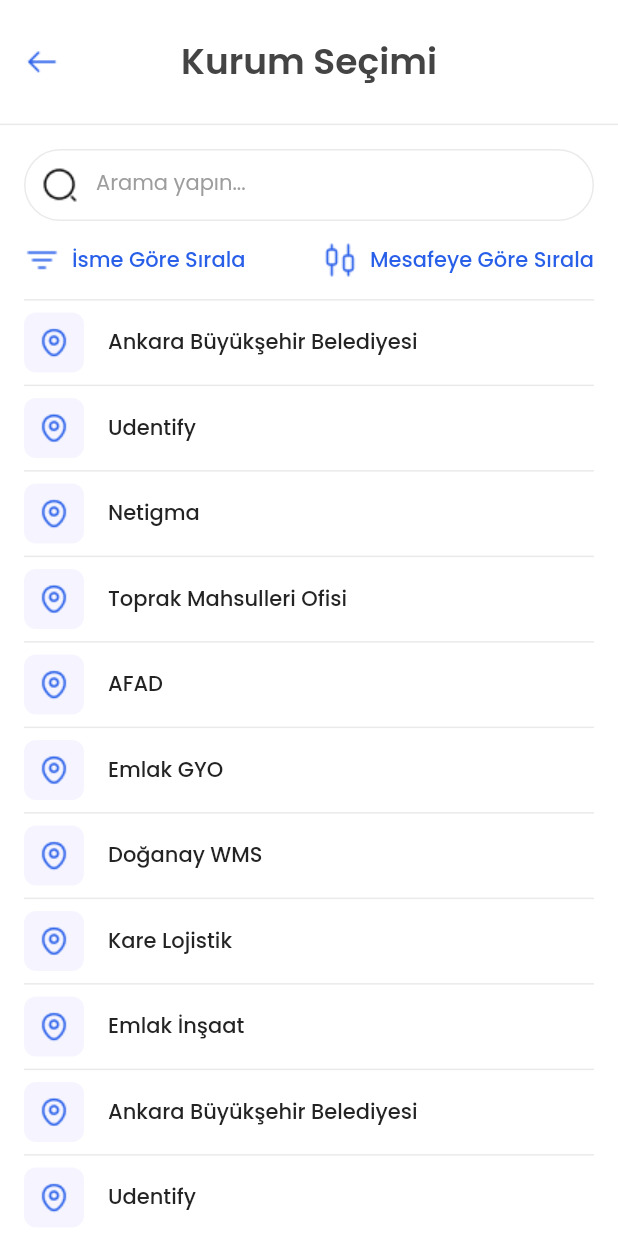
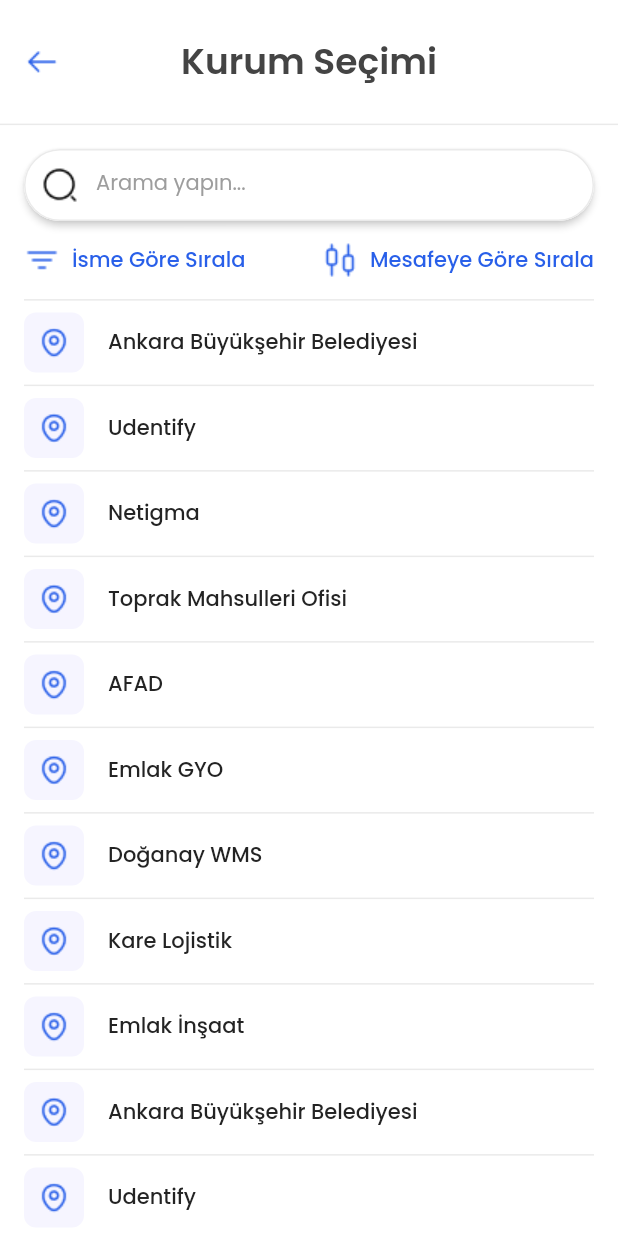
Before and after one commit to MelihcanSrky/flutter_login_ui, a Flutter app: the SelectCorpPage screen opened directly, on a phone screen of 412 x 824 dp. Run offline on Flutter 3.47's test engine with Material 2 defaults, Android fonts, the light colour scheme and no system bars; our stand-ins replace google_fonts.

Commit message:
added searchfield shadow

```diff
--- a/lib/feature/auth/select_corp.dart
+++ b/lib/feature/auth/select_corp.dart
@@ -1,4 +1,3 @@
-import 'package:flutter/gestures.dart';
 import 'package:flutter/material.dart';
 import 'package:flutter/services.dart';
 import 'package:flutter_netigma_login/feature/auth/widgets/CustomTextButton.dart';
@@ -45,18 +44,28 @@
                   ),
                 ],
               ),
-              Expanded(
+              buildListView()
+            ],
+          ),
+        ));
+  }
+
+  Expanded buildListView() {
+    return Expanded(
       child: ListView.builder(
-                    keyboardDismissBehavior:
-                        ScrollViewKeyboardDismissBehavior.onDrag,
+          keyboardDismissBehavior: ScrollViewKeyboardDismissBehavior.onDrag,
           itemCount: corpsList.length,
           itemBuilder: (context, index) {
+            return buildListTile(index, context);
+          }),
+    );
+  }
+
+  Container buildListTile(int index, BuildContext context) {
     return Container(
       decoration: BoxDecoration(
           border: Border(
-                                top: BorderSide(
-                                    color: CustomColors.dividerGrey,
-                                    width: 1.0))),
+              top: BorderSide(color: CustomColors.dividerGrey, width: 1.0))),
       child: ListTile(
         contentPadding: EdgeInsets.symmetric(horizontal: 0),
         leading: Container(
@@ -70,9 +79,8 @@
             )),
         title: Text(
           corpsList[index],
-                            style: CustomTypography.h5_semibold.copyWith(
-                                color: Color(0xFF232323),
-                                fontWeight: FontWeight.w500),
+          style: CustomTypography.h5_semibold
+              .copyWith(color: Color(0xFF232323), fontWeight: FontWeight.w500),
         ),
         onTap: () {
           Navigator.push(
@@ -84,15 +92,14 @@
         },
       ),
     );
-                    }),
-              )
-            ],
-          ),
-        ));
   }
 
-  TextField buildSearchTextField() {
-    return TextField(
+  Widget buildSearchTextField() {
+    return Material(
+      elevation: 2,
+      shadowColor: CustomColors.dividerGrey,
+      borderRadius: BorderRadius.circular(Dimens.margin_64),
+      child: TextField(
         style: CustomTypography.h5_regular,
         decoration: InputDecoration(
           contentPadding: EdgeInsets.symmetric(
@@ -115,6 +122,7 @@
               borderRadius: BorderRadius.circular(Dimens.margin_64),
               borderSide:
                   BorderSide(color: CustomColors.dividerGrey, width: 1.0)),
+        ),
       ),
     );
   }
```
Lines whose indentation alone changed are shown as unchanged.
